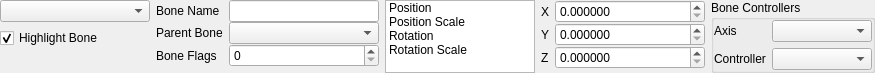
First picture: the form in src/tools/hlam/ui/assets/studiomodel/dockpanels/StudioModelBonesPanel.ui, repository SamVanheer/HalfLifeAssetManager, before the edit.
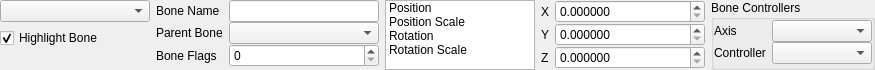
Second picture: the form after the edit.

Commit message: Use consistent spacing, use SetFixedSize on Cameras panel Resolves #167 #165

What changed in the file:
```diff
--- a/src/tools/hlam/ui/assets/studiomodel/dockpanels/StudioModelBonesPanel.ui
+++ b/src/tools/hlam/ui/assets/studiomodel/dockpanels/StudioModelBonesPanel.ui
@@ -884,6 +884,9 @@
       <property name="bottomMargin">
        <number>0</number>
       </property>
+      <property name="verticalSpacing">
+       <number>0</number>
+      </property>
       <item row="0" column="0">
        <widget class="QLabel" name="label_16">
         <property name="sizePolicy">
```
The commit also changes 9 other files.
